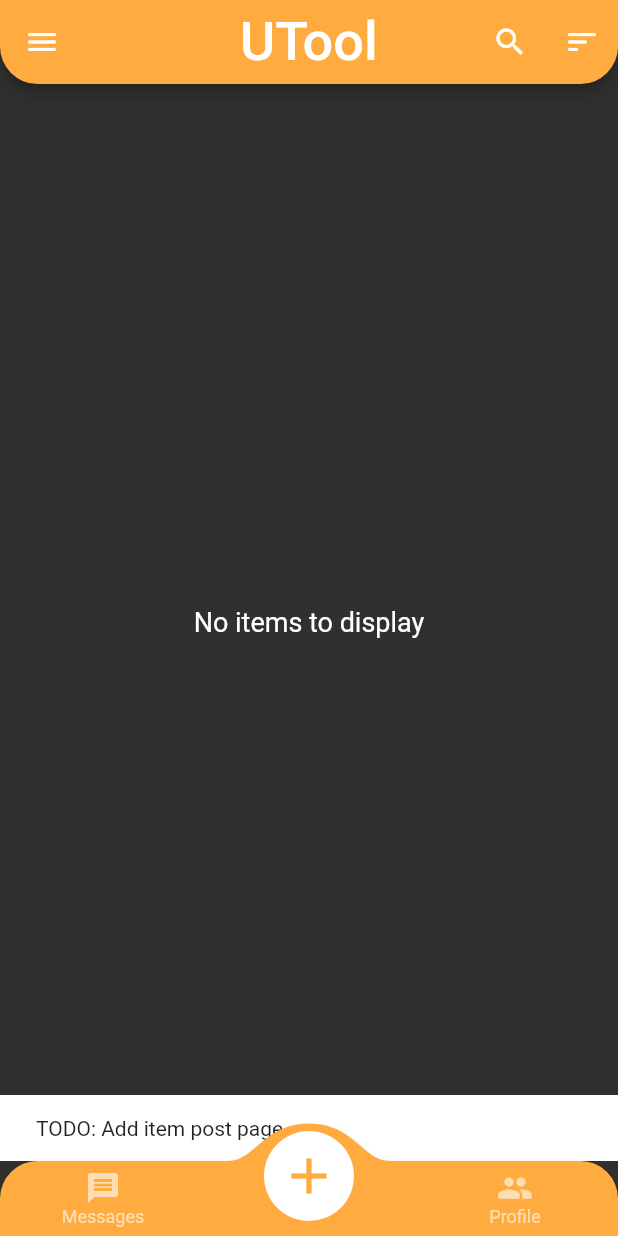
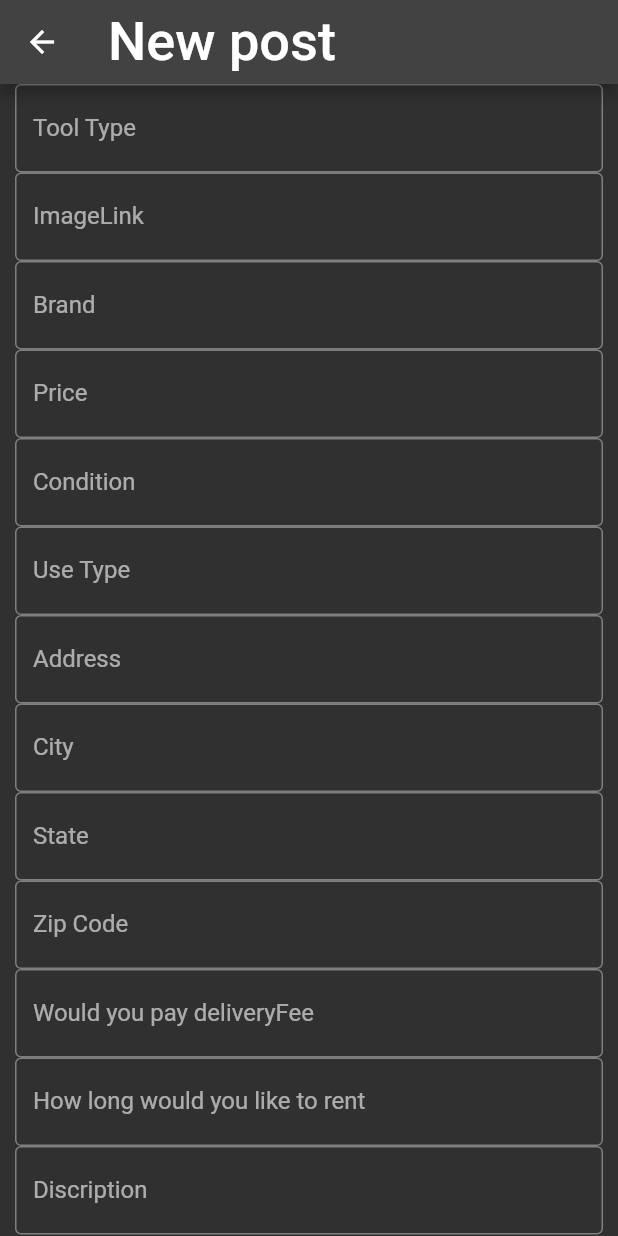
Before and after one commit to Jschofi95/Utool, a Flutter app: the HomePage screen opened directly, item 2 of the bottom bar chosen, on a phone screen of 412 x 824 dp. Run offline on Flutter 3.47's test engine with Material 2 defaults, Android fonts, the phone set to English and light mode, and no system bars; drawn by our look-alikes of convex_bottom_bar; our stand-ins replace cloud_firestore, firebase_auth, firebase_core; accounts and stored records are empty; Roboto replaces fonts that are missing (Helvelica); statements that could not run were skipped.

Commit message:
add post page (did not connect to imta_data yet)

```diff
--- a/lib/homepage/homepage.dart
+++ b/lib/homepage/homepage.dart
@@ -12,6 +12,7 @@ import 'package:utool/card/card_layout.dart';
 import 'package:utool/enums/enums.dart';
 import 'package:convex_bottom_bar/convex_bottom_bar.dart';
 import 'package:utool/message/message.dart';
+import 'package:utool/post/post.dart';
 import 'package:utool/user/user_profile.dart';
 
 import 'package:cloud_firestore/cloud_firestore.dart';
@@ -153,7 +154,6 @@ class _HomePageState extends State<HomePage> {
     }
   }
 
-
   /* Description: Converts a list of dynamic objects
    *              into a list of String objects and returns it.
    *              This is necessary because items stored as
@@ -241,12 +241,19 @@ class _HomePageState extends State<HomePage> {
           }
           // Post button click
           else if (i == 1) {
-            ScaffoldMessenger.of(context).showSnackBar(
+            Navigator.push(
+              context,
+              MaterialPageRoute(
+                builder: (_) => Post(),
+              ),
+            );
+
+            /*ScaffoldMessenger.of(context).showSnackBar(
               const SnackBar(
                 content: Text("TODO: Add item post page"),
                 duration: Duration(seconds: 3),
               ),
-            );
+            );*/
           }
           // User button click
           else if (i == 2) {
--- /dev/null
+++ b/lib/post/post.dart
@@ -0,0 +1,195 @@
+import 'package:flutter/material.dart';
+
+class Post extends StatefulWidget {
+  const Post({Key? key}) : super(key: key);
+
+  @override
+  State<StatefulWidget> createState() => _Post();
+}
+
+class _Post extends State<Post> {
+  @override
+  Widget build(BuildContext context) {
+    return Scaffold(
+      appBar: AppBar(
+        title: Text('New post'),
+      ),
+
+      body: SingleChildScrollView(
+        child: Column(
+          children: <Widget>[
+            const Padding(
+              //type
+              padding: EdgeInsets.symmetric(horizontal: 10),
+              child: TextField(
+                decoration: InputDecoration(
+                    border: OutlineInputBorder(),
+                    labelText: 'Tool Type',
+                    hintText: 'Enter type'),
+              ),
+            ),
+
+            //imageLink
+            const Padding(
+              padding: EdgeInsets.symmetric(horizontal: 10),
+              child: TextField(
+                decoration: InputDecoration(
+                    border: OutlineInputBorder(),
+                    labelText: 'ImageLink',
+                    hintText: 'Enter image'),
+              ),
+            ),
+
+            //brand
+            const Padding(
+              padding: EdgeInsets.symmetric(horizontal: 10),
+              child: TextField(
+                decoration: InputDecoration(
+                    border: OutlineInputBorder(),
+                    labelText: 'Brand',
+                    hintText: 'Enter brand'),
+              ),
+            ),
+
+            //price
+            const Padding(
+              padding: EdgeInsets.symmetric(horizontal: 10),
+              child: TextField(
+                decoration: InputDecoration(
+                    border: OutlineInputBorder(),
+                    labelText: 'Price',
+                    hintText: 'Enter price // per day'),
+              ),
+            ),
+
+            //rentPriceInterval
+
+            //condition
+            const Padding(
+              padding: EdgeInsets.symmetric(horizontal: 10),
+              child: TextField(
+                decoration: InputDecoration(
+                    border: OutlineInputBorder(),
+                    labelText: 'Condition',
+                    hintText: 'Enter % of new'),
+              ),
+            ),
+
+            //useType
+            const Padding(
+              padding: EdgeInsets.symmetric(horizontal: 10),
+              child: TextField(
+                decoration: InputDecoration(
+                    border: OutlineInputBorder(),
+                    labelText: 'Use Type',
+                    hintText: 'Enter use type'),
+              ),
+            ),
+
+            //address
+            const Padding(
+              padding: EdgeInsets.symmetric(horizontal: 10),
+              child: TextField(
+                decoration: InputDecoration(
+                    border: OutlineInputBorder(),
+                    labelText: 'Address',
+                    hintText: 'Enter address'),
+              ),
+            ),
+
+            //address2
+
+            //city
+            const Padding(
+              padding: EdgeInsets.symmetric(horizontal: 10),
+              child: TextField(
+                decoration: InputDecoration(
+                    border: OutlineInputBorder(),
+                    labelText: 'City',
+                    hintText: 'Enter City'),
+              ),
+            ),
+
+            //state
+            const Padding(
+              padding: EdgeInsets.symmetric(horizontal: 10),
+              child: TextField(
+                decoration: InputDecoration(
+                    border: OutlineInputBorder(),
+                    labelText: 'State',
+                    hintText: 'Enter State'),
+              ),
+            ),
+
+            //zipCode
+            const Padding(
+              padding: EdgeInsets.symmetric(horizontal: 10),
+              child: TextField(
+                decoration: InputDecoration(
+                    border: OutlineInputBorder(),
+                    labelText: 'Zip Code',
+                    hintText: 'Enter zip code'),
+              ),
+            ),
+
+            //deliveryFee
+            const Padding(
+              padding: EdgeInsets.symmetric(horizontal: 10),
+              child: TextField(
+                decoration: InputDecoration(
+                    border: OutlineInputBorder(),
+                    labelText: 'Would you pay deliveryFee',
+                    hintText: 'Enter Y for yes, N for no'),
+              ),
+            ),
+
+            //hours
+            const Padding(
+              padding: EdgeInsets.symmetric(horizontal: 10),
+              child: TextField(
+                decoration: InputDecoration(
+                    border: OutlineInputBorder(),
+                    labelText: 'How long would you like to rent',
+                    hintText: 'Enter time'),
+              ),
+            ),
+
+            //description
+            const Padding(
+              padding: EdgeInsets.symmetric(horizontal: 10),
+              child: TextField(
+                decoration: InputDecoration(
+                    border: OutlineInputBorder(),
+                    labelText: 'Discription',
+                    hintText: 'Enter discription'),
+              ),
+            ),
+
+            const Padding(
+              padding:
+                  EdgeInsets.only(left: 10.0, right: 10.0, top: 10, bottom: 0),
+              //padding: EdgeInsets.symmetric(horizontal: 10),
+              child: TextField(
+                obscureText: true,
+                decoration: InputDecoration(
+                    border: OutlineInputBorder(),
+                    labelText: 'Password',
+                    hintText: 'Enter new password'),
+              ),
+            ),
+            TextButton(
+              onPressed: () {
+                // TODO FORGOT PASSWORD SCREEN GOES HERE
+              },
+              child: const Text(
+                'Post',
+                style: TextStyle(color: Colors.red, fontSize: 25),
+              ),
+            ),
+          ],
+        ),
+      ),
+      //It should connect to message system. Have no idea yet.
+    );
+  }
+}
```
